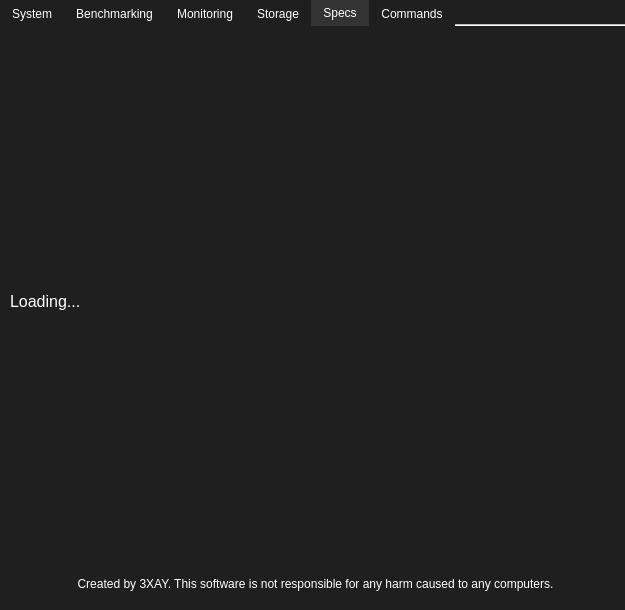
Qt form PC-UtilitiesGUI.ui (3XAY/PC-Utilities) before a commit.
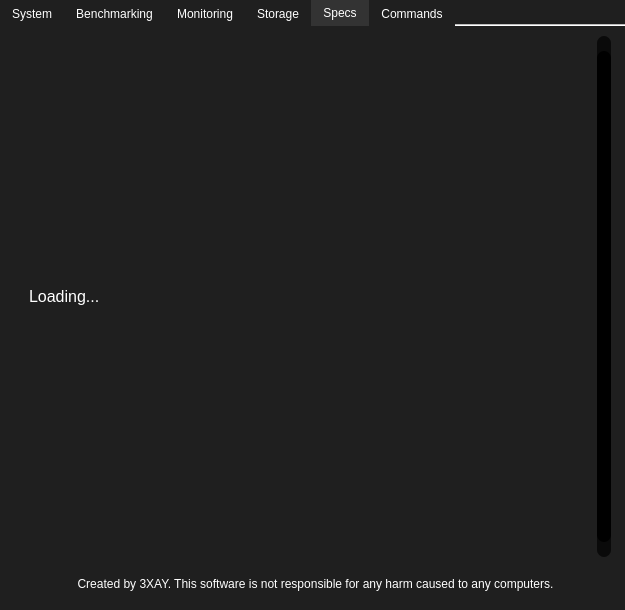
The same form after that commit.

Commit message: Add scrollbar to specs menu to allow for more info Update autopytoexe settings CURRENT EXE DOES NOT WORK, DO NOT USE

Patch:
```diff
--- a/PC-UtilitiesGUI.ui
+++ b/PC-UtilitiesGUI.ui
@@ -1469,27 +1469,6 @@
      <attribute name="title">
       <string>Specs</string>
      </attribute>
-     <widget class="QLabel" name="sysSpecsLabel">
-      <property name="geometry">
-       <rect>
-        <x>10</x>
-        <y>20</y>
-        <width>581</width>
-        <height>511</height>
-       </rect>
-      </property>
-      <property name="font">
-       <font>
-        <pointsize>12</pointsize>
-       </font>
-      </property>
-      <property name="styleSheet">
-       <string notr="true">color: white;</string>
-      </property>
-      <property name="text">
-       <string>Loading...</string>
-      </property>
-     </widget>
      <widget class="QLabel" name="warning_6">
       <property name="geometry">
        <rect>
@@ -1513,6 +1492,134 @@
        <set>Qt::AlignCenter</set>
       </property>
      </widget>
+     <widget class="QScrollArea" name="scrollArea">
+      <property name="geometry">
+       <rect>
+        <x>20</x>
+        <y>10</y>
+        <width>591</width>
+        <height>521</height>
+       </rect>
+      </property>
+      <property name="styleSheet">
+       <string notr="true">QScrollBar:vertical{
+	border: none;
+	background-color: rgb(10,10,10);
+	width: 14px;
+	margin: 15px 0 15px 0;
+	border-radius: 0px;
+}
+
+QScrollBar::handle:vertical{
+	background-color: rgb(0, 0, 0);
+	min-height: 30px;
+	border-radius: 7px;
+}
+
+QScrollBar::handle:vertical:hover{
+	background-color: rgb(176, 118, 7);
+}
+
+QScrollBar::handle:vertical:pressed{
+	background-color: rgb(252, 169, 10);
+}
+
+QScrollBar::sub-line:vertical{
+	border: none;
+	background-color: rgb(10,10,10);
+	height: 15px;
+	border-top-left-radius: 7px;
+	border-top-right-radius: 7px;
+	subcontrol-position: top;
+	subcontrol-origin: margin;
+}
+
+QScrollBar::sub-line:vertical:hover{
+	background-color: rgb(20,20,20);
+}
+
+QScrollBar::sub-line:vertical:pressed{
+	background-color: rgb(15,15,15);
+}
+
+QScrollBar::add-line:vertical{
+	border: none;
+	background-color: rgb(10,10,10);
+	height: 15px;
+	border-bottom-left-radius: 7px;
+	border-bottom-right-radius: 7px;
+	subcontrol-position: bottom;
+	subcontrol-origin: margin;
+}
+
+QScrollBar::add-line:vertical:hover{
+	background-color: rgb(20,20,20);
+}
+
+QScrollBar::add-line:vertical:pressed{
+	background-color: rgb(15,15,15);
+}
+
+QScrollBar::up-arrow:vertical, QScrollBar::down-arrow:vertical{
+	background: none;
+}
+
+QScrollBar::add-page:vertical, QScrollBar::sub-page:vertical{
+	background: none;
+}</string>
+      </property>
+      <property name="verticalScrollBarPolicy">
+       <enum>Qt::ScrollBarAlwaysOn</enum>
+      </property>
+      <property name="widgetResizable">
+       <bool>true</bool>
+      </property>
+      <widget class="QWidget" name="scrollAreaWidgetContents">
+       <property name="geometry">
+        <rect>
+         <x>0</x>
+         <y>0</y>
+         <width>577</width>
+         <height>521</height>
+        </rect>
+       </property>
+       <layout class="QVBoxLayout" name="verticalLayout">
+        <item>
+         <widget class="QLabel" name="sysSpecsLabel">
+          <property name="sizePolicy">
+           <sizepolicy hsizetype="MinimumExpanding" vsizetype="Fixed">
+            <horstretch>0</horstretch>
+            <verstretch>0</verstretch>
+           </sizepolicy>
+          </property>
+          <property name="minimumSize">
+           <size>
+            <width>0</width>
+            <height>100</height>
+           </size>
+          </property>
+          <property name="font">
+           <font>
+            <pointsize>12</pointsize>
+           </font>
+          </property>
+          <property name="styleSheet">
+           <string notr="true">color: white;</string>
+          </property>
+          <property name="text">
+           <string>Loading...</string>
+          </property>
+          <property name="scaledContents">
+           <bool>true</bool>
+          </property>
+          <property name="wordWrap">
+           <bool>true</bool>
+          </property>
+         </widget>
+        </item>
+       </layout>
+      </widget>
+     </widget>
     </widget>
     <widget class="QWidget" name="cmdTab">
      <property name="styleSheet">
```
The commit also changes 3 other files.
